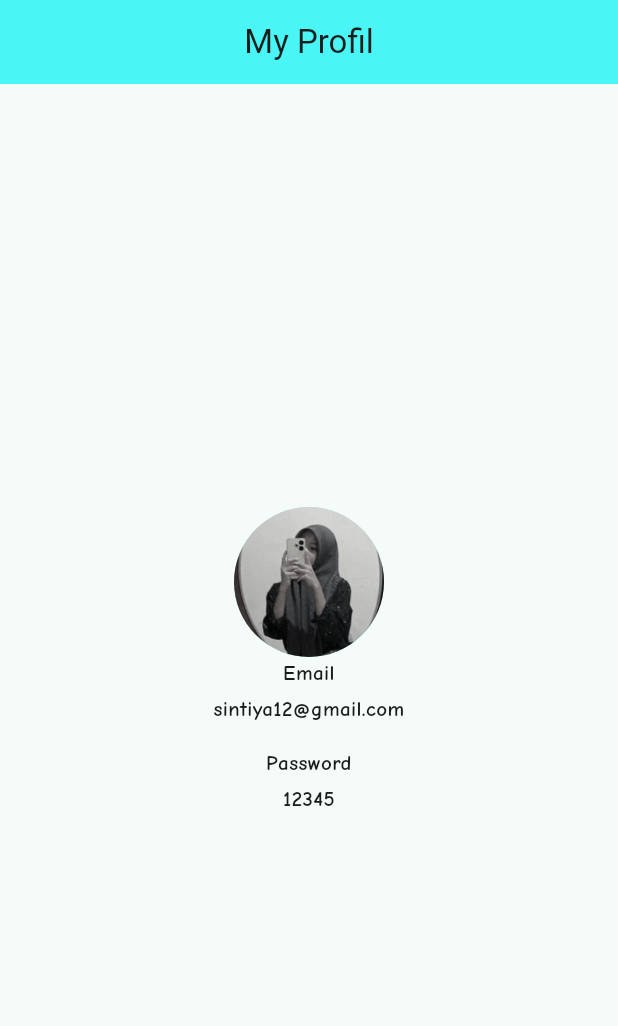
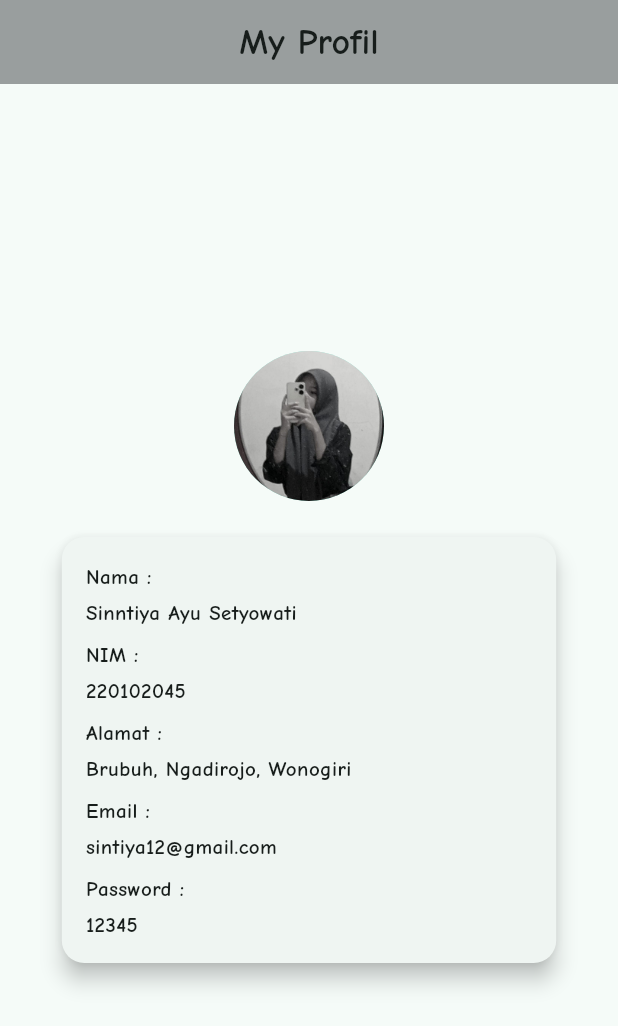
Before and after one commit to sintiya18/app_2, a Flutter app: the screen it shows after launch, on a phone screen of 412 x 824 dp. Shown: the top 1026 px of the screen. Run offline on Flutter 3.47's test engine with Material 3 defaults, Android fonts, the phone set to English and light mode, and no system bars.

Commit message:
penambahan foto,ganti font,menambah nama,nim,alamat

```diff
--- a/lib/hal_profil.dart
+++ b/lib/hal_profil.dart
@@ -7,41 +7,156 @@ class HalProfil extends StatelessWidget {
   Widget build(BuildContext context) {
     return Scaffold(
       appBar: AppBar(
-        title: const Text('My Profil'),
+        title: const Text(
+          'My Profil',
+          style: TextStyle(
+            fontFamily: 'Comic_Neue',
+            fontWeight: FontWeight.bold,
+            fontSize: 24,
+          ),
+        ),
         centerTitle: true,
-        backgroundColor: const Color.fromARGB(255, 73, 245, 245),
+        backgroundColor: const Color.fromARGB(255, 153, 158, 158),
         automaticallyImplyLeading: false,
       ),
       body: Center(
         child: Padding(
           padding: const EdgeInsets.all(20.0),
           child: Column(
+            mainAxisSize: MainAxisSize.min,
+            children: [
+              const CircleAvatar(
+                backgroundImage: AssetImage('assets/images/appp2.jpeg'),
+                radius: 50,
+              ),
+              const SizedBox(height: 20),
 
+
+              Card(
+                elevation: 6,
+                shape: RoundedRectangleBorder(
+                  borderRadius: BorderRadius.circular(15),
+                ),
+                child: SizedBox(
+                  width: MediaQuery.of(context).size.width * 0.8,
+                  child: Padding(
+                    padding: const EdgeInsets.all(16.0),
+                    child: Column(
                       mainAxisSize: MainAxisSize.min,
-            children: const [
-              CircleAvatar(backgroundImage: AssetImage('assets/images/appp2.jpeg' ),radius: 50,),
-              Text(
-                'Email',
-              style: TextStyle(fontWeight: FontWeight.bold, fontFamily: 'Comic_Neue'),
-                textAlign: TextAlign.center,
+                      children: [
+                        Align(
+                          alignment: Alignment.centerLeft,
+                          child: const Text(
+                            'Nama :',
+                            style: TextStyle(
+                              fontWeight: FontWeight.bold,
+                              fontFamily: 'Comic_Neue',
                             ),
-              SizedBox(height: 4),
-              Text(
+                          ),
+                        ),
+                        const SizedBox(height: 4),
+                        Align(
+                          alignment: Alignment.centerLeft,
+                          child: const Text(
+                            'Sinntiya Ayu Setyowati',
+                            style: TextStyle(
+                              fontWeight: FontWeight.bold,
+                              fontFamily: 'Comic_Neue',
+                            ),
+                          ),
+                        ),
+                        const SizedBox(height: 8),
+                        Align(
+                          alignment: Alignment.centerLeft,
+                          child: const Text(
+                            'NIM :',
+                            style: TextStyle(
+                              fontWeight: FontWeight.bold,
+                              fontFamily: 'Comic_Neue',
+                            ),
+                          ),
+                        ),
+                        const SizedBox(height: 4),
+                        Align(
+                          alignment: Alignment.centerLeft,
+                          child: const Text(
+                            '220102045',
+                            style: TextStyle(
+                              fontWeight: FontWeight.bold,
+                              fontFamily: 'Comic_Neue',
+                            ),
+                          ),
+                        ),
+                        const SizedBox(height: 8),
+                        Align(
+                          alignment: Alignment.centerLeft,
+                          child: const Text(
+                            'Alamat :',
+                            style: TextStyle(
+                              fontWeight: FontWeight.bold,
+                              fontFamily: 'Comic_Neue',
+                            ),
+                          ),
+                        ),
+                        const SizedBox(height: 4),
+                        Align(
+                          alignment: Alignment.centerLeft,
+                          child: const Text(
+                            'Brubuh, Ngadirojo, Wonogiri',
+                            style: TextStyle(
+                              fontWeight: FontWeight.bold,
+                              fontFamily: 'Comic_Neue',
+                            ),
+                          ),
+                        ),
+                        const SizedBox(height: 8),
+                        Align(
+                          alignment: Alignment.centerLeft,
+                          child: const Text(
+                            'Email :',
+                            style: TextStyle(
+                              fontWeight: FontWeight.bold,
+                              fontFamily: 'Comic_Neue',
+                            ),
+                          ),
+                        ),
+                        const SizedBox(height: 4),
+                        Align(
+                          alignment: Alignment.centerLeft,
+                          child: const Text(
                             'sintiya12@gmail.com',
-                style: TextStyle(fontWeight: FontWeight.bold,fontFamily: 'Comic_Neue'),
-                textAlign: TextAlign.center,
+                            style: TextStyle(
+                              fontWeight: FontWeight.bold,
+                              fontFamily: 'Comic_Neue',
                             ),
-              SizedBox(height: 16),
-              Text(
-                'Password',
-                style: TextStyle(fontWeight: FontWeight.bold,fontFamily: 'Comic_Neue'),
-                textAlign: TextAlign.center,
                           ),
-              SizedBox(height: 4),
-              Text(
+                        ),
+                        const SizedBox(height: 8),
+                        Align(
+                          alignment: Alignment.centerLeft,
+                          child: const Text(
+                            'Password :',
+                            style: TextStyle(
+                              fontWeight: FontWeight.bold,
+                              fontFamily: 'Comic_Neue',
+                            ),
+                          ),
+                        ),
+                        const SizedBox(height: 4),
+                        Align(
+                          alignment: Alignment.centerLeft,
+                          child: const Text(
                             '12345',
-                style: TextStyle(fontWeight: FontWeight.bold,fontFamily: 'Comic_Neue'),
-                textAlign: TextAlign.center,
+                            style: TextStyle(
+                              fontWeight: FontWeight.bold,
+                              fontFamily: 'Comic_Neue',
+                            ),
+                          ),
+                        ),
+                      ],
+                    ),
+                  ),
+                ),
               ),
             ],
           ),
```
Lines whose indentation alone changed are shown as unchanged.
